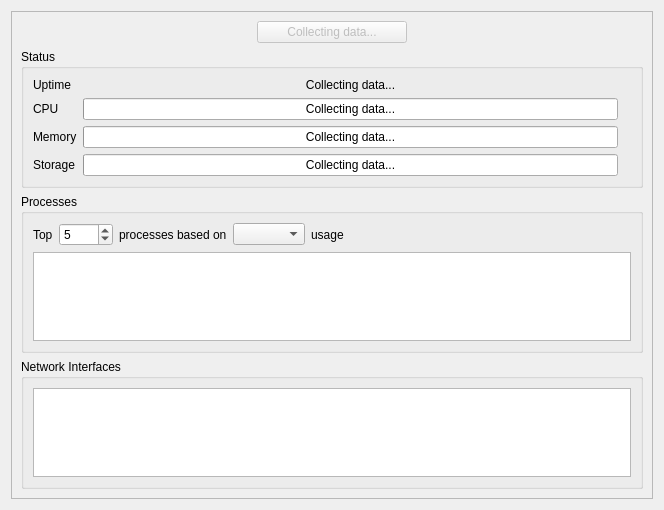
First picture: the form in src/brickv/plugin_system/plugins/red/ui/red_tab_overview.ui, repository Tinkerforge/brickv, before the edit.
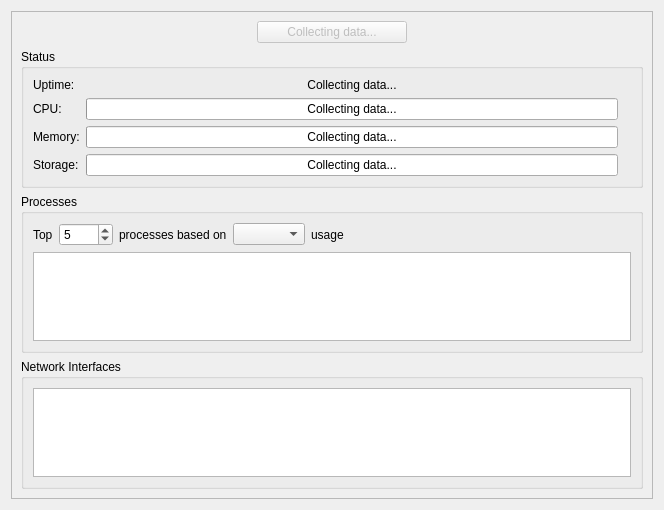
Second picture: the form after the edit.

Commit message: red-brick: Add system logs subtab to import/export tab

Diff of the .ui file:
```diff
--- a/src/brickv/plugin_system/plugins/red/ui/red_tab_overview.ui
+++ b/src/brickv/plugin_system/plugins/red/ui/red_tab_overview.ui
@@ -112,14 +112,14 @@
            <item row="3" column="0">
             <widget class="QLabel" name="label_storage">
              <property name="text">
-              <string>Storage</string>
+              <string>Storage:</string>
              </property>
             </widget>
            </item>
            <item row="0" column="0">
             <widget class="QLabel" name="label_uptime">
              <property name="text">
-              <string>Uptime</string>
+              <string>Uptime:</string>
              </property>
             </widget>
            </item>
@@ -139,7 +139,7 @@
            <item row="1" column="0">
             <widget class="QLabel" name="label_cpu">
              <property name="text">
-              <string>CPU</string>
+              <string>CPU:</string>
              </property>
             </widget>
            </item>
@@ -159,7 +159,7 @@
            <item row="2" column="0">
             <widget class="QLabel" name="label_memory">
              <property name="text">
-              <string>Memory</string>
+              <string>Memory:</string>
              </property>
             </widget>
            </item>
```
The commit also changes 5 other files.
